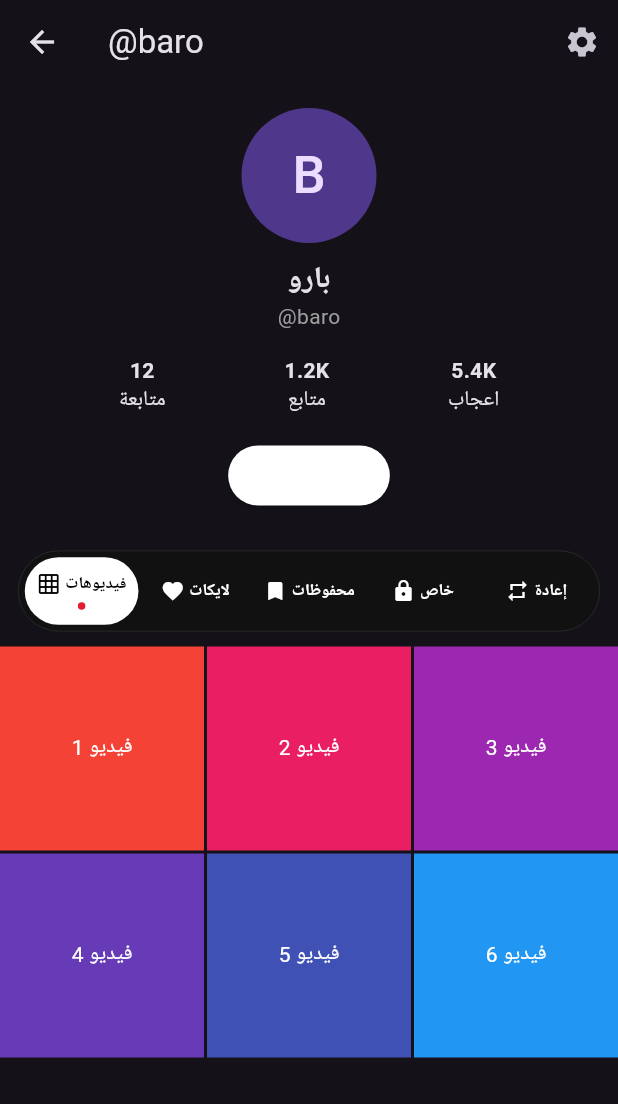
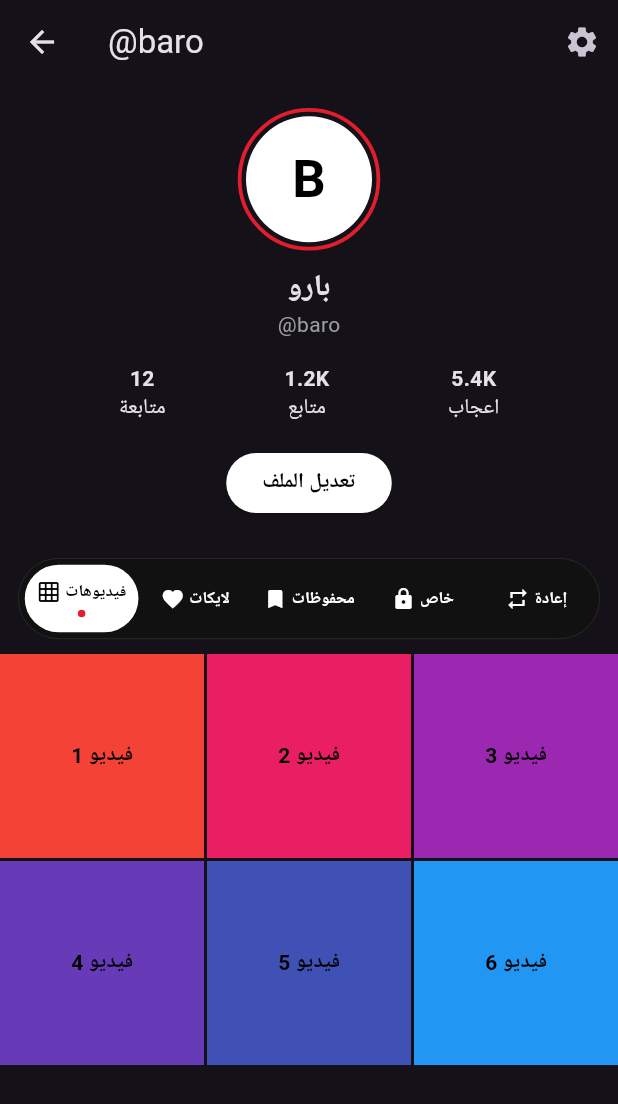
Before and after one commit to malhnyn871-a11y/luxy, a Flutter app: the ProfileScreen screen opened directly, on a phone screen of 412 x 824 dp. Shown: the top 1104 px of the screen. Run offline on Flutter 3.47's test engine with Material 3 defaults, Android fonts, the phone set to English and light mode, and no system bars.

Commit message:
Profile white avatar red ring black button text

```diff
--- a/lib/main.dart
+++ b/lib/main.dart
@@ -323,7 +323,7 @@ class ProfileScreen extends StatelessWidget {
       body: Column(
         children: [
           const SizedBox(height: 16),
-          const CircleAvatar(radius: 45, child: Text('B', style: TextStyle(fontSize: 35))),
+          Container(padding: const EdgeInsets.all(3), decoration: BoxDecoration(shape: BoxShape.circle, border: Border.all(color: const Color(0xFFE11D2E), width: 2.5)), child: const CircleAvatar(radius: 42, backgroundColor: Colors.white, child: Text('B', style: TextStyle(fontSize: 35, color: Colors.black, fontWeight: FontWeight.bold)))),
           const SizedBox(height: 10),
           const Text('بارو', style: TextStyle(fontSize: 20, fontWeight: FontWeight.bold)),
           const Text('@baro', style: TextStyle(color: Colors.grey)),
@@ -340,7 +340,7 @@ class ProfileScreen extends StatelessWidget {
           ElevatedButton(
             style: ElevatedButton.styleFrom(backgroundColor: Colors.white),
             onPressed: () {},
-            child: const Text('تعديل الملف', style: TextStyle(color: Colors.white)),
+            child: const Text('تعديل الملف', style: TextStyle(color: Colors.black, fontWeight: FontWeight.bold)),
           ),
           const SizedBox(height: 16),
           const LuxyProfileTabs(),
@@ -352,7 +352,7 @@ class ProfileScreen extends StatelessWidget {
                 return Container(
                   color: Colors.primaries[i % Colors.primaries.length],
                   child: Center(
-                    child: Text('فيديو ${i + 1}', style: const TextStyle(color: Colors.white)),
+                    child: Text('فيديو ${i + 1}', style: const TextStyle(color: Colors.black, fontWeight: FontWeight.bold)),
                   ),
                 );
               },
```
